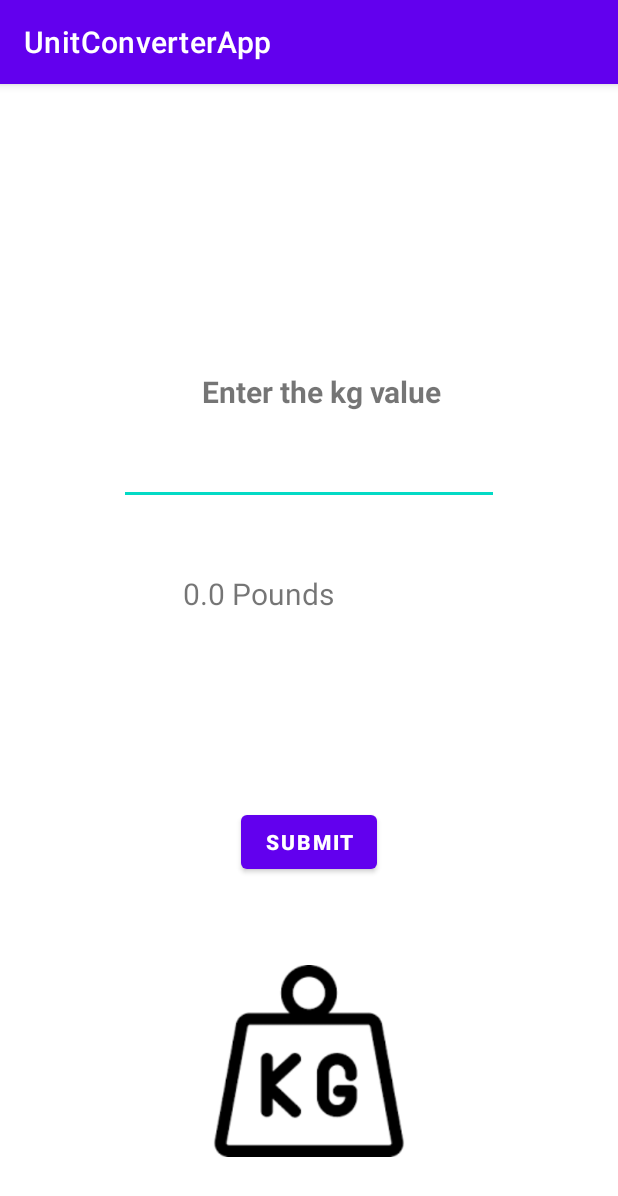
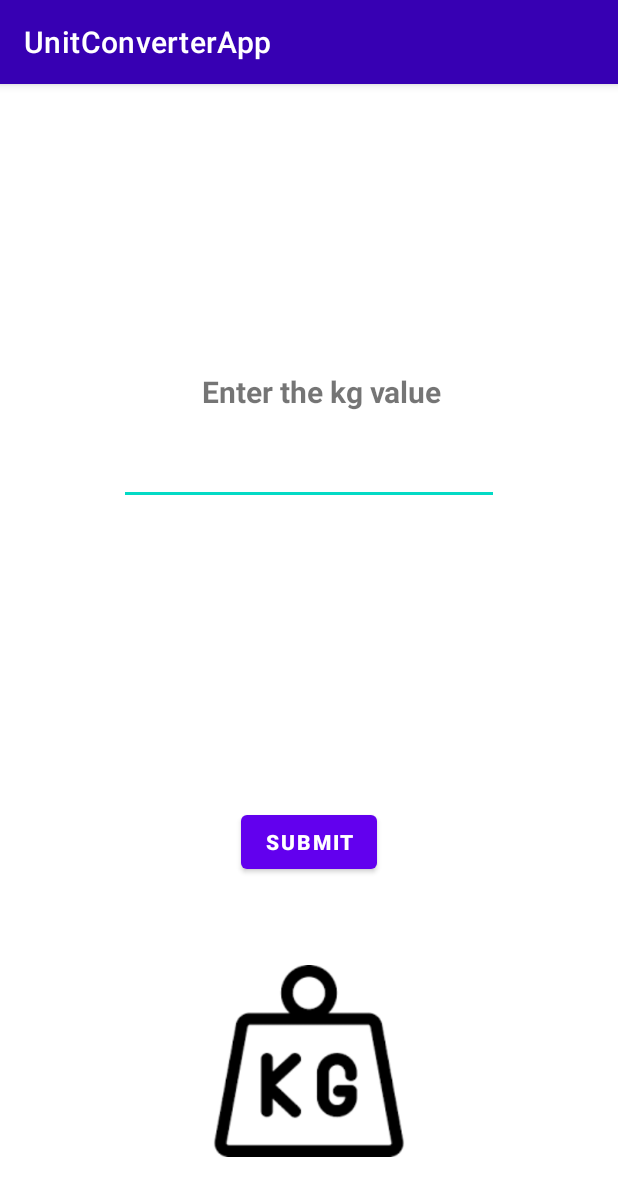
Before and after one commit to itzrn/AndroidDevelopmentWithJava, an Android app: the screen it shows after launch (MainActivity), after a tap on "SUBMIT", on a phone screen of 412 x 824 dp. Shown: the top 1196 px of the screen. Run offline under Robolectric (Android 15) with nearby library versions, the phone set to English and light mode, and no system bars.

Commit message:
update
commit

```diff
--- a/UnitConverterApp/app/src/main/java/com/example/unitconverterapp/MainActivity.java
+++ b/UnitConverterApp/app/src/main/java/com/example/unitconverterapp/MainActivity.java
@@ -4,11 +4,20 @@ import androidx.appcompat.app.AppCompatActivity;
 
 import android.annotation.SuppressLint;
 import android.os.Bundle;
+package com.example.unitconverterapp;
+
+import androidx.appcompat.app.AppCompatActivity;
+
+import android.annotation.SuppressLint;
+import android.graphics.drawable.ColorDrawable;
+import android.os.Bundle;
 import android.view.View;
 import android.widget.Button;
 import android.widget.EditText;
 import android.widget.TextView;
 import android.widget.Toast;
+
+import java.util.Objects;
 
 // android R.java file contains resource IDs for all the resources
 //we can use to access views from our java files
@@ -23,6 +32,7 @@ public class MainActivity extends AppCompatActivity {
     protected void onCreate(Bundle savedInstanceState) {
         super.onCreate(savedInstanceState);
         setContentView(R.layout.activity_main);
+        Objects.requireNonNull(getSupportActionBar()).setBackgroundDrawable(new ColorDrawable(getResources().getColor(R.color.purple_700)));
 
         Button button = findViewById(R.id.button);
         textView = findViewById(R.id.textView);
@@ -31,11 +41,15 @@ public class MainActivity extends AppCompatActivity {
             @SuppressLint("SetTextI18n")
             @Override
             public void onClick(View v) {
-                Toast.makeText(MainActivity.this, "Hi this got worked!", Toast.LENGTH_SHORT).show();
-                String s = editText.getText().toString();
-                int kg = Integer.parseInt(s);
-                double pound = 2.20462*kg;
-                textView.setText(pound +" Pounds");
+                try {
+                    String s = editText.getText().toString();
+                    int kg = Integer.parseInt(s);
+                    double pound = 2.20462*kg;
+                    textView.setText(pound +" Pounds");
+                    Toast.makeText(MainActivity.this, "Hi this got worked!", Toast.LENGTH_SHORT).show();
+                }catch (Exception e){
+                    Toast.makeText(MainActivity.this, "Please Enter Value!", Toast.LENGTH_SHORT).show();
+                }
             }
         });
 
```
